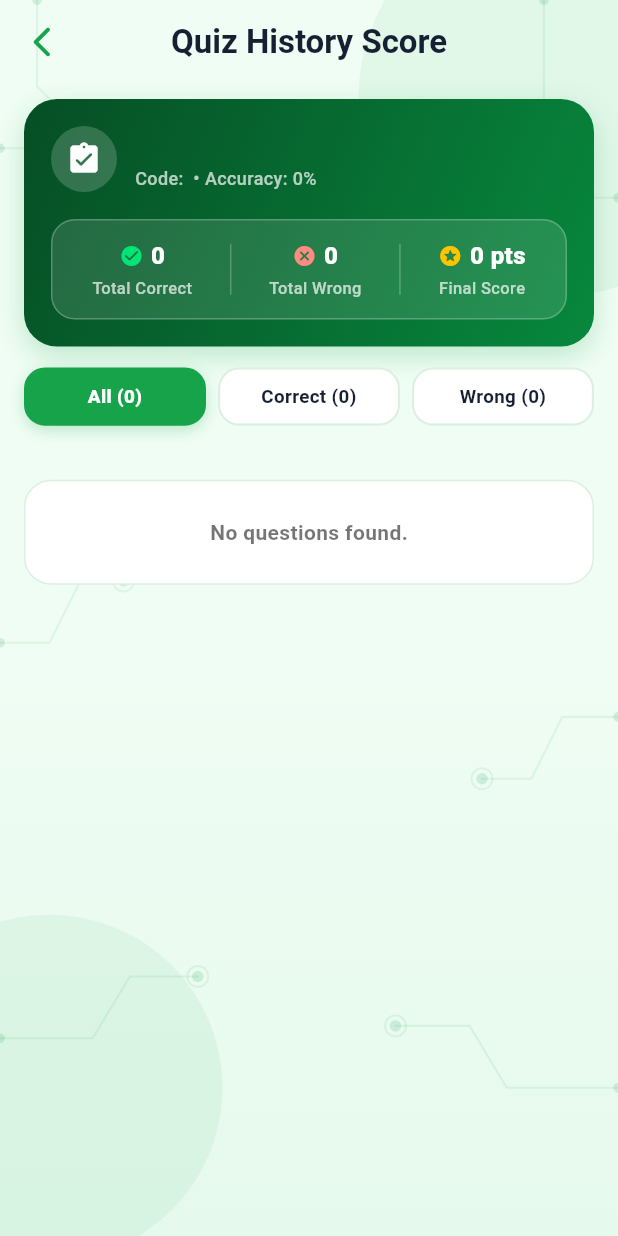
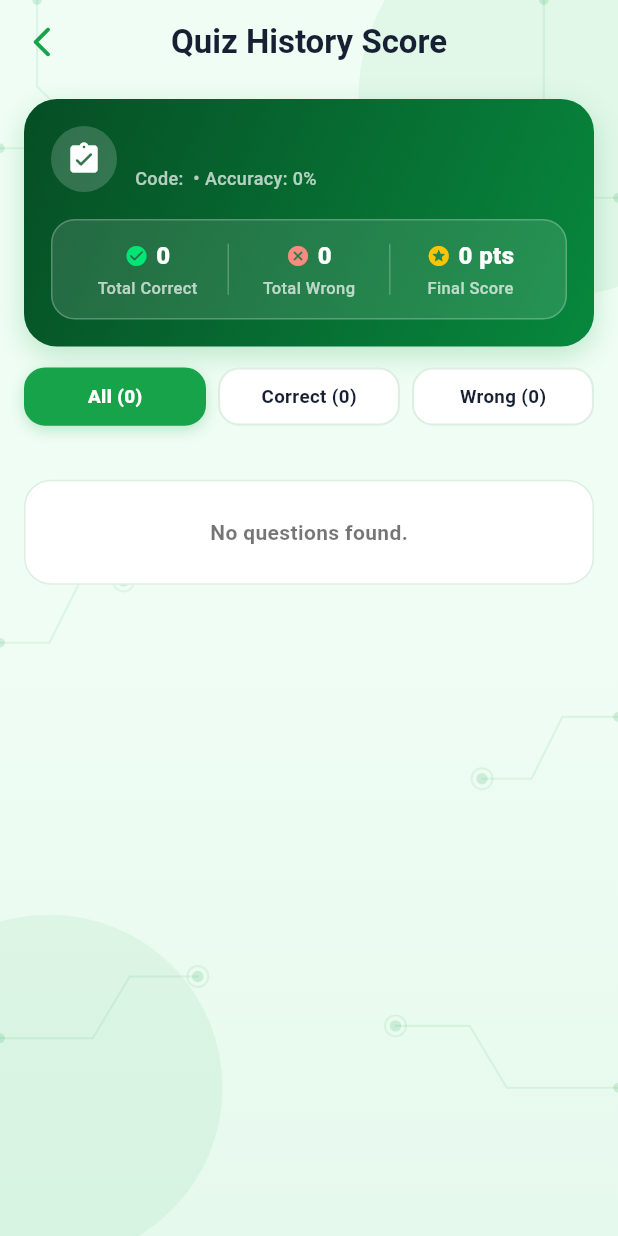
Before and after one commit to arlsss/technowiz, a Flutter app: the QuizHistoryScoreScreen screen opened directly with empty values, on a phone screen of 412 x 824 dp. Run offline on Flutter 3.47's test engine with Material 3 defaults, Android fonts, the phone set to English and light mode, and no system bars; our stand-ins replace cloud_firestore, firebase_auth, firebase_core, flutter_secure_storage, google_sign_in, pdf and 2 more; missing offline and left inert: dart:html; accounts and stored records are empty.

Commit message:
sa part sa quiz history screen nay giusab

```diff
--- a/lib/screens/competitor/quiz_history_score_screen.dart
+++ b/lib/screens/competitor/quiz_history_score_screen.dart
@@ -461,7 +461,10 @@ class _QuizHistoryScoreScreenState extends State<QuizHistoryScoreScreen> {
                         ),
                       ),
                     )
-                  : ListView(
+                  : Center(
+                      child: ConstrainedBox(
+                        constraints: const BoxConstraints(maxWidth: 920),
+                        child: ListView(
                           padding: const EdgeInsets.fromLTRB(16, 10, 16, 28),
                           children: [
                             // LEVEL SELECTOR PILLS
@@ -483,6 +486,8 @@ class _QuizHistoryScoreScreenState extends State<QuizHistoryScoreScreen> {
                             // QUESTIONS CONTENT (Separated by Level Sections or Selected Level)
                             _buildQuestionsContent(uniqueLevels),
                           ],
+                        ),
+                      ),
                     ),
         ),
       ),
@@ -677,15 +682,21 @@ class _QuizHistoryScoreScreenState extends State<QuizHistoryScoreScreen> {
                   ],
                 ),
               ),
-              if (isSingleLevel)
-                GestureDetector(
+              if (isSingleLevel) ...[
+                const SizedBox(width: 8),
+                Flexible(
+                  flex: 0,
+                  child: GestureDetector(
                     onTap: () {
                       setState(() {
                         _selectedLevel = null;
                       });
                     },
                     child: Container(
-                    padding: const EdgeInsets.symmetric(horizontal: 10, vertical: 5),
+                      padding: const EdgeInsets.symmetric(
+                        horizontal: 10,
+                        vertical: 5,
+                      ),
                       decoration: BoxDecoration(
                         color: Colors.white.withValues(alpha: 0.2),
                         borderRadius: BorderRadius.circular(12),
@@ -708,6 +719,8 @@ class _QuizHistoryScoreScreenState extends State<QuizHistoryScoreScreen> {
                       ),
                     ),
                   ),
+                ),
+              ],
             ],
           ),
 
@@ -715,42 +728,65 @@ class _QuizHistoryScoreScreenState extends State<QuizHistoryScoreScreen> {
 
           // STATS ROW: CORRECT • WRONG • SCORE
           Container(
-            padding: const EdgeInsets.symmetric(horizontal: 14, vertical: 12),
+            padding: const EdgeInsets.symmetric(horizontal: 10, vertical: 12),
             decoration: BoxDecoration(
               color: Colors.white.withValues(alpha: 0.12),
               borderRadius: BorderRadius.circular(16),
               border: Border.all(color: Colors.white24),
             ),
             child: Row(
-              mainAxisAlignment: MainAxisAlignment.spaceAround,
               children: [
-                _buildSummaryStat(
+                Expanded(
+                  child: Padding(
+                    padding: const EdgeInsets.symmetric(horizontal: 4),
+                    child: FittedBox(
+                      fit: BoxFit.scaleDown,
+                      child: _buildSummaryStat(
                         icon: Icons.check_circle_rounded,
                         iconColor: Colors.greenAccent.shade400,
                         value: '${currentStats['correct']}',
                         label: isSingleLevel ? 'Level Correct' : 'Total Correct',
+                      ),
+                    ),
+                  ),
                 ),
                 Container(
                   width: 1,
                   height: 34,
                   color: Colors.white24,
                 ),
-                _buildSummaryStat(
+                Expanded(
+                  child: Padding(
+                    padding: const EdgeInsets.symmetric(horizontal: 4),
+                    child: FittedBox(
+                      fit: BoxFit.scaleDown,
+                      child: _buildSummaryStat(
                         icon: Icons.cancel_rounded,
                         iconColor: Colors.redAccent.shade100,
                         value: '${currentStats['wrong']}',
                         label: isSingleLevel ? 'Level Wrong' : 'Total Wrong',
+                      ),
+                    ),
+                  ),
                 ),
                 Container(
                   width: 1,
                   height: 34,
                   color: Colors.white24,
                 ),
-                _buildSummaryStat(
+                Expanded(
+                  child: Padding(
+                    padding: const EdgeInsets.symmetric(horizontal: 4),
+                    child: FittedBox(
+                      fit: BoxFit.scaleDown,
+                      child: _buildSummaryStat(
                         icon: Icons.stars_rounded,
                         iconColor: Colors.amberAccent.shade400,
                         value: '${currentStats['score']} pts',
                         label: isSingleLevel ? 'Level Score' : 'Final Score',
+                      ),
+                    ),
+                  ),
                 ),
               ],
             ),
@@ -925,7 +961,7 @@ class _QuizHistoryScoreScreenState extends State<QuizHistoryScoreScreen> {
         },
         child: AnimatedContainer(
           duration: const Duration(milliseconds: 200),
-          padding: const EdgeInsets.symmetric(vertical: 9),
+          padding: const EdgeInsets.symmetric(horizontal: 6, vertical: 9),
           decoration: BoxDecoration(
             color: isSelected ? activeColor : Colors.white,
             borderRadius: BorderRadius.circular(14),
@@ -943,13 +979,19 @@ class _QuizHistoryScoreScreenState extends State<QuizHistoryScoreScreen> {
                   ]
                 : null,
           ),
+          child: Center(
+            child: FittedBox(
+              fit: BoxFit.scaleDown,
               child: Text(
                 label,
+                maxLines: 1,
                 textAlign: TextAlign.center,
                 style: TextStyle(
                   color: isSelected ? Colors.white : textDark,
                   fontSize: 12.5,
                   fontWeight: isSelected ? FontWeight.w800 : FontWeight.w600,
+                ),
+              ),
             ),
           ),
         ),
@@ -1050,6 +1092,8 @@ class _QuizHistoryScoreScreenState extends State<QuizHistoryScoreScreen> {
               children: [
                 Text(
                   title.toUpperCase(),
+                  maxLines: 1,
+                  overflow: TextOverflow.ellipsis,
                   style: TextStyle(
                     color: color,
                     fontSize: 13,
@@ -1069,7 +1113,10 @@ class _QuizHistoryScoreScreenState extends State<QuizHistoryScoreScreen> {
               ],
             ),
           ),
-          Container(
+          const SizedBox(width: 8),
+          Flexible(
+            flex: 0,
+            child: Container(
               padding: const EdgeInsets.symmetric(horizontal: 10, vertical: 5),
               decoration: BoxDecoration(
                 color: color,
@@ -1088,6 +1135,7 @@ class _QuizHistoryScoreScreenState extends State<QuizHistoryScoreScreen> {
                   color: Colors.white,
                   fontSize: 12.5,
                   fontWeight: FontWeight.w900,
+                ),
               ),
             ),
           ),
@@ -1173,14 +1221,16 @@ class _QuizHistoryScoreScreenState extends State<QuizHistoryScoreScreen> {
         crossAxisAlignment: CrossAxisAlignment.start,
         children: [
           // CARD HEADER: NUMBER + LEVEL + STATUS PILL
-          Row(
-            children: [
-              Container(
+          LayoutBuilder(
+            builder: (context, constraints) {
+              final qPill = Container(
                 padding: const EdgeInsets.symmetric(horizontal: 9, vertical: 4),
                 decoration: BoxDecoration(
                   color: _getLevelColor(level).withValues(alpha: 0.12),
                   borderRadius: BorderRadius.circular(10),
-                  border: Border.all(color: _getLevelColor(level).withValues(alpha: 0.3)),
+                  border: Border.all(
+                    color: _getLevelColor(level).withValues(alpha: 0.3),
+                  ),
                 ),
                 child: Text(
                   'Q#$questionNumber • Level $level',
@@ -1190,26 +1240,32 @@ class _QuizHistoryScoreScreenState extends State<QuizHistoryScoreScreen> {
                     fontWeight: FontWeight.w800,
                   ),
                 ),
-              ),
-              const SizedBox(width: 8),
-              Text(
+              );
+
+              final typeText = Text(
                 questionType,
                 style: const TextStyle(
                   color: Colors.black45,
                   fontSize: 11,
                   fontWeight: FontWeight.w600,
                 ),
+              );
+
+              final statusBadge = Container(
+                padding: const EdgeInsets.symmetric(
+                  horizontal: 10,
+                  vertical: 4.5,
                 ),
-              const Spacer(),
-              Container(
-                padding: const EdgeInsets.symmetric(horizontal: 10, vertical: 4.5),
                 decoration: BoxDecoration(
                   color: statusBg,
                   borderRadius: BorderRadius.circular(12),
                   border: Border.all(color: statusColor.withValues(alpha: 0.4)),
                 ),
+                child: FittedBox(
+                  fit: BoxFit.scaleDown,
                   child: Text(
                     statusLabel,
+                    maxLines: 1,
                     style: TextStyle(
                       color: statusColor,
                       fontSize: 10.5,
@@ -1218,7 +1274,45 @@ class _QuizHistoryScoreScreenState extends State<QuizHistoryScoreScreen> {
                     ),
                   ),
                 ),
+              );
+
+              if (constraints.maxWidth < 250) {
+                return SizedBox(
+                  width: double.infinity,
+                  child: Wrap(
+                    alignment: WrapAlignment.spaceBetween,
+                    crossAxisAlignment: WrapCrossAlignment.center,
+                    spacing: 8,
+                    runSpacing: 6,
+                    children: [
+                      Wrap(
+                        spacing: 6,
+                        runSpacing: 4,
+                        crossAxisAlignment: WrapCrossAlignment.center,
+                        children: [qPill, typeText],
+                      ),
+                      statusBadge,
                     ],
+                  ),
+                );
+              }
+
+              return Row(
+                crossAxisAlignment: CrossAxisAlignment.start,
+                children: [
+                  Expanded(
+                    child: Wrap(
+                      spacing: 8,
+                      runSpacing: 5,
+                      crossAxisAlignment: WrapCrossAlignment.center,
+                      children: [qPill, typeText],
+                    ),
+                  ),
+                  const SizedBox(width: 8),
+                  Flexible(flex: 0, child: statusBadge),
+                ],
+              );
+            },
           ),
 
           const SizedBox(height: 12),
```
Lines whose indentation alone changed are shown as unchanged.
